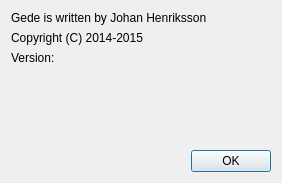
Qt form src/aboutdialog.ui (jhn98032/gede) before a commit.
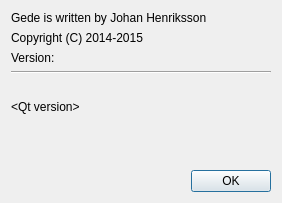
The same form after that commit.

The edit to the form file:
```diff
--- a/src/aboutdialog.ui
+++ b/src/aboutdialog.ui
@@ -10,7 +10,7 @@
     <x>0</x>
     <y>0</y>
     <width>282</width>
-    <height>183</height>
+    <height>203</height>
    </rect>
   </property>
   <property name="windowTitle">
@@ -38,6 +38,13 @@
      </property>
     </widget>
    </item>
+   <item>
+    <widget class="Line" name="line">
+     <property name="orientation">
+      <enum>Qt::Horizontal</enum>
+     </property>
+    </widget>
+   </item>
    <item>
     <widget class="QLabel" name="label_buildDate">
      <property name="text">
@@ -45,6 +52,20 @@
      </property>
     </widget>
    </item>
+   <item>
+    <widget class="QLabel" name="label_qtVersion">
+     <property name="text">
+      <string>&lt;html&gt;&lt;head/&gt;&lt;body&gt;&lt;p&gt;&amp;lt;Qt version&amp;gt;&lt;/p&gt;&lt;/body&gt;&lt;/html&gt;</string>
+     </property>
+    </widget>
+   </item>
+   <item>
+    <widget class="QLabel" name="label_gdbPath">
+     <property name="text">
+      <string>&lt;Gdb Path&gt;</string>
+     </property>
+    </widget>
+   </item>
    <item>
     <spacer name="verticalSpacer">
      <property name="orientation">
```
